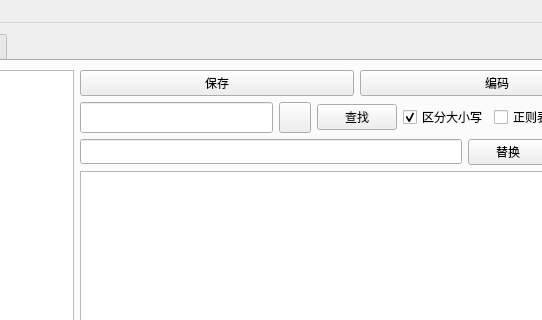
Before: the Qt Designer form ui/src/main.ui in yunowo/data-structure, drawn with Qt 5; both pictures show x 146 to 688 and y 0 to 320 of the 800 by 550 pixel window.
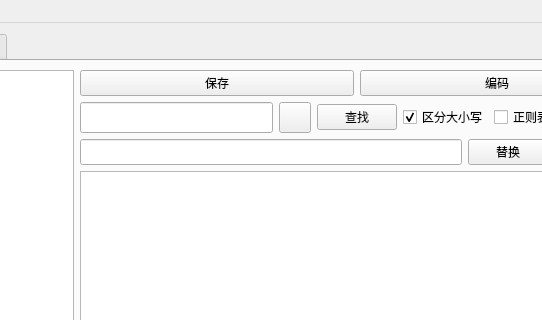
After: the same form once the commit is applied. Icons and pictures are not drawn.

What changed in the file:
```diff
--- a/ui/src/main.ui
+++ b/ui/src/main.ui
@@ -225,7 +225,14 @@
                <number>0</number>
               </property>
               <item>
-               <widget class="QLineEdit" name="edit_replace"/>
+               <widget class="QLineEdit" name="edit_replace">
+                <property name="sizePolicy">
+                 <sizepolicy hsizetype="Expanding" vsizetype="Preferred">
+                  <horstretch>0</horstretch>
+                  <verstretch>0</verstretch>
+                 </sizepolicy>
+                </property>
+               </widget>
               </item>
               <item>
                <widget class="QPushButton" name="button_replace">
```
Left out of the diff: 22 changed lines with no effect on the pictures.
